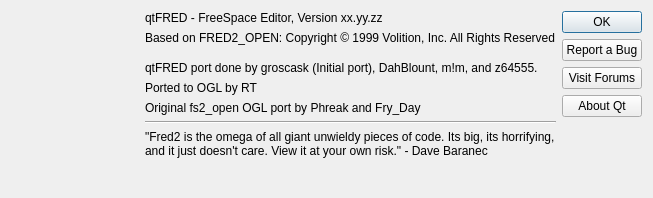
Old version of the form qtfred/ui/AboutDialog.ui in the repository scp-fs2open/fs2open.github.com.
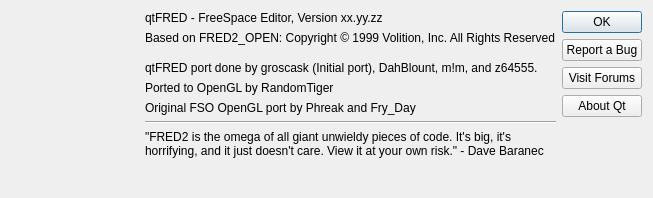
New version of the form. Icons and pictures are not drawn.

Commit message: update qtFRED to match

The edit to the form file:
```diff
--- a/qtfred/ui/AboutDialog.ui
+++ b/qtfred/ui/AboutDialog.ui
@@ -126,7 +126,7 @@
         </sizepolicy>
        </property>
        <property name="text">
-        <string>Ported to OGL by RT</string>
+        <string>Ported to OpenGL by RandomTiger</string>
        </property>
        <property name="wordWrap">
         <bool>false</bool>
@@ -142,7 +142,7 @@
         </sizepolicy>
        </property>
        <property name="text">
-        <string>Original fs2_open OGL port by Phreak and Fry_Day</string>
+        <string>Original FSO OpenGL port by Phreak and Fry_Day</string>
        </property>
        <property name="wordWrap">
         <bool>false</bool>
@@ -168,7 +168,7 @@
         <enum>QFrame::NoFrame</enum>
        </property>
        <property name="text">
-        <string>&quot;Fred2 is the omega of all giant unwieldy pieces of code. Its big, its horrifying, and it just doesn't care. View it at your own risk.&quot; - Dave Baranec</string>
+        <string>&quot;FRED2 is the omega of all giant unwieldy pieces of code. It's big, it's horrifying, and it just doesn't care. View it at your own risk.&quot; - Dave Baranec</string>
        </property>
        <property name="wordWrap">
         <bool>true</bool>
```
The commit also changes 1 other file.
